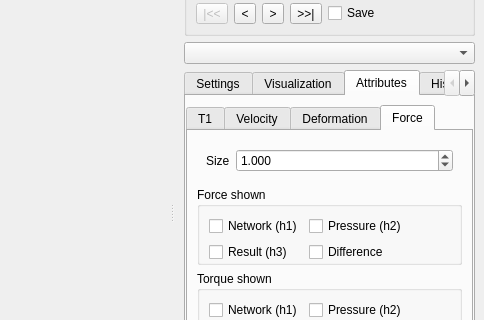
Above: MainWindow.ui from danlipsa/foamvis before the change; both pictures show x 637 to 1121 and y 140 to 460 of the 1121 by 703 pixel window. Below: the same form after it.
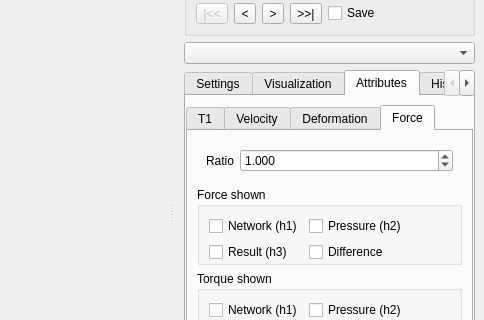
That is the form after the change. The open tabs and pages were chosen to show the change. Custom widgets are drawn as their Qt base class.

Patch:
```diff
--- a/MainWindow.ui
+++ b/MainWindow.ui
@@ -2330,7 +2330,7 @@
                 <item row="0" column="0">
                  <widget class="QLabel" name="label_26">
                   <property name="text">
-                   <string>Size</string>
+                   <string>Ratio</string>
                   </property>
                  </widget>
                 </item>
```
